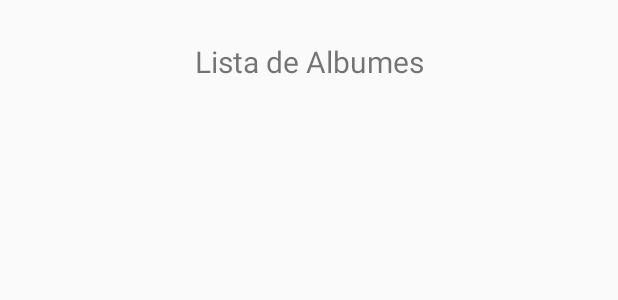
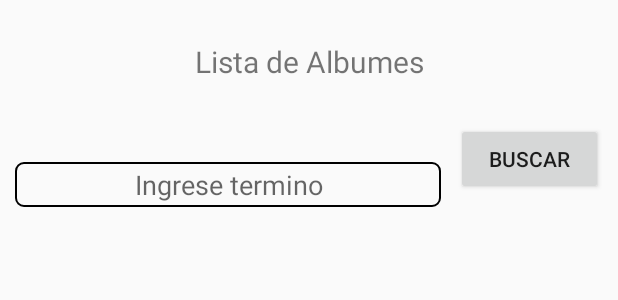
Before and after one commit to Hark24/ODC_Android_parte2, an Android app: the layout activity_main.xml on its own in the app's theme, with its tools: preview values and no code run, on a phone screen of 412 x 824 dp. Shown: the top 300 px of the screen. Run offline under Robolectric (Android 15) with nearby library versions, the phone set to English and light mode, and no system bars.

```diff
--- a/app/src/main/AndroidManifest.xml
+++ b/app/src/main/AndroidManifest.xml
@@ -13,7 +13,8 @@
         <activity
             android:name=".MainActivity"
             android:screenOrientation="portrait"
-            android:label="@string/app_name" >
+            android:label="@string/app_name"
+            android:windowSoftInputMode="adjustPan">
             <intent-filter>
                 <action android:name="android.intent.action.MAIN" />
                 <category android:name="android.intent.category.LAUNCHER" />
--- /dev/null
+++ b/app/src/main/res/drawable/edit_text_style.xml
@@ -0,0 +1,8 @@
+<shape xmlns:android="http://schemas.android.com/apk/res/android"
+    android:thickness="0dp"
+    android:shape="rectangle">
+    <stroke
+        android:width="1dp"
+        android:color="#000000"/>
+    <corners android:radius="5dp" />
+</shape>
--- a/app/src/main/res/layout/activity_main.xml
+++ b/app/src/main/res/layout/activity_main.xml
@@ -15,10 +15,55 @@
         android:text="@string/list_albums"
         android:textSize="20dp" />
 
+    <LinearLayout
+        android:layout_width="match_parent"
+        android:layout_height="0dp"
+        android:layout_weight="0.1"
+        android:orientation="horizontal"
+        android:weightSum="1">
+        <RelativeLayout
+            android:layout_width="0dp"
+            android:layout_height="match_parent"
+            android:layout_weight="0.75">
+            <EditText
+                android:id="@+id/et_search"
+                android:inputType="text"
+                android:layout_width="match_parent"
+                android:layout_height="30dp"
+                android:background="@drawable/edit_text_style"
+                android:layout_centerVertical="true"
+                android:layout_alignParentLeft="false"
+                android:layout_alignParentStart="false"
+                android:hint="@string/search_text"
+                android:layout_marginLeft="10dp"
+                android:gravity="center" />
+        </RelativeLayout>
+
+        <Button
+            android:id="@+id/btn_search"
+            android:layout_width="0dp"
+            android:layout_height="wrap_content"
+            android:layout_weight="0.25"
+            android:gravity="center"
+            android:layout_marginRight="10dp"
+            android:layout_marginLeft="10dp"
+            android:text="@string/search_button"/>
+    </LinearLayout>
+
+    <TextView
+        android:layout_width="match_parent"
+        android:layout_height="0dp"
+        android:layout_weight="0.8"
+        android:id="@+id/tv_not_found"
+        android:text="@string/not_found"
+        android:visibility="gone"
+        android:gravity="center"
+        android:textSize="30sp" />
+
     <ListView
         android:layout_width="match_parent"
         android:layout_height="0dp"
-        android:layout_weight="0.9"
+        android:layout_weight="0.8"
         android:id="@+id/lv_albums">
     </ListView>
 
--- a/app/src/main/res/values/strings.xml
+++ b/app/src/main/res/values/strings.xml
@@ -6,6 +6,9 @@
 
     <!-- Default values -->
     <string name="list_albums">Lista de Albumes</string>
+    <string name="search_text">Ingrese termino</string>
+    <string name="search_button">Buscar</string>
+    <string name="not_found">No existen coincidencias</string>
     <string name="collection_name">Collection Name</string>
     <string name="artist_name">Artist Name</string>
     <string name="count_track">Tracks: 999</string>
```
Also changed, not shown: app/src/main/java/com/tektonlabs/odc_android/MainActivity.java (+63 -12 lines).
